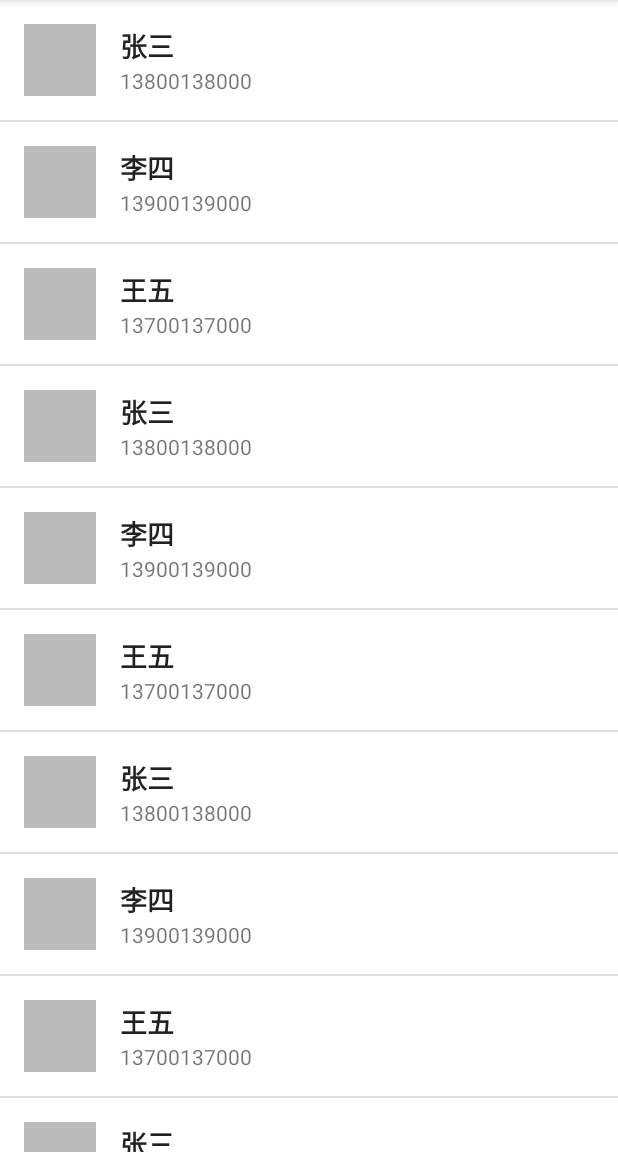
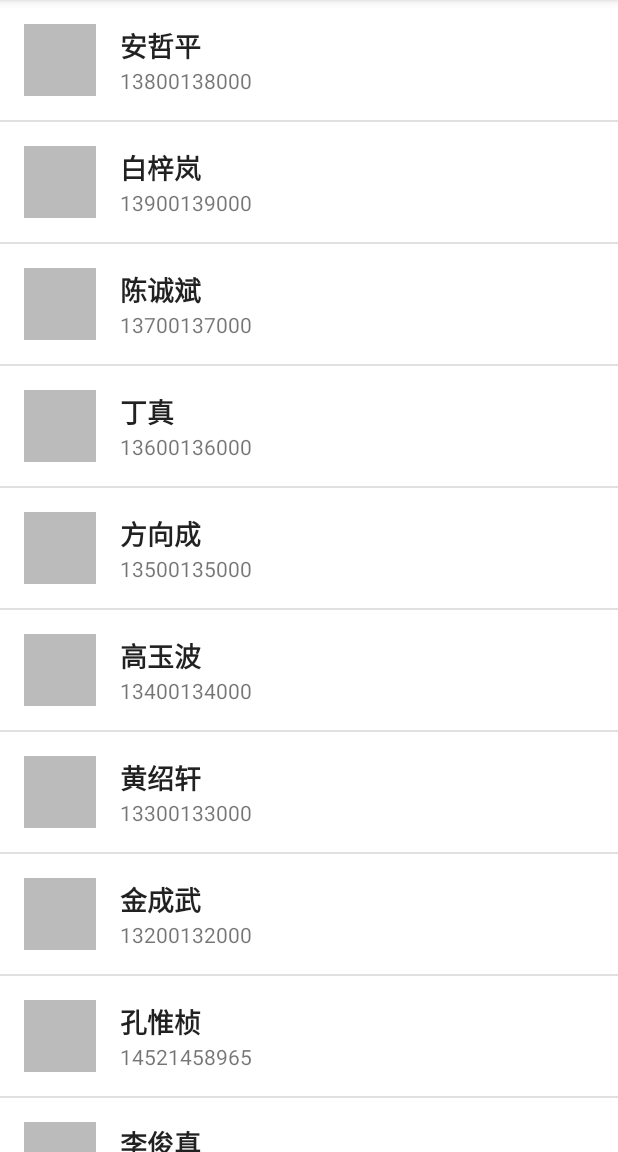
Before and after one commit to styx912/ContactList, an Android app: the screen it shows after launch (MainActivity), on a phone screen of 412 x 824 dp, the part 84-1236 px from its top. Run offline under Robolectric (Android 15) with nearby library versions, the phone set to English and light mode, and no system bars.

Commit message:
连接本地LitePal数据库，初始化数据，并支持人名按照拼音排序（后续要实现增删改查功能）

```diff
--- a/app/src/main/java/com/dazuoye/contactlist/Contact.java
+++ b/app/src/main/java/com/dazuoye/contactlist/Contact.java
@@ -12,6 +12,17 @@ public class Contact {
     }
 
     // Getter方法
+    public long getId() { return id; }
     public String getName() { return name; }
     public String getPhone() { return phone; }
+
+    // Setter方法
+    public void setId(long id) { this.id = id; }
+    public void setName(String name) { this.name = name; }
+    public void setPhone(String phone) { this.phone = phone; }
+
+    @Override
+    public String toString() {
+        return name + " (" + phone + ")";
+    }
 }
--- /dev/null
+++ b/app/src/main/java/com/dazuoye/contactlist/DatabaseHelper.java
@@ -0,0 +1,97 @@
+package com.dazuoye.contactlist;
+
+import android.content.ContentValues;
+import android.content.Context;
+import android.database.Cursor;
+import android.database.sqlite.SQLiteDatabase;
+import android.database.sqlite.SQLiteOpenHelper;
+import android.util.Log;
+
+import java.util.ArrayList;
+import java.util.List;
+
+public class DatabaseHelper extends SQLiteOpenHelper {
+    private static final String DATABASE_NAME = "contacts.db";
+    private static final int DATABASE_VERSION = 2;
+
+    // 表名和列名
+    public static final String TABLE_CONTACTS = "contacts";
+    public static final String COLUMN_ID = "_id";
+    public static final String COLUMN_NAME = "name";
+    public static final String COLUMN_PHONE = "phone";
+
+    // 创建表SQL
+    private static final String CREATE_TABLE =
+            "CREATE TABLE " + TABLE_CONTACTS + "(" +
+                    COLUMN_ID + " INTEGER PRIMARY KEY AUTOINCREMENT," +
+                    COLUMN_NAME + " TEXT NOT NULL," +
+                    COLUMN_PHONE + " TEXT NOT NULL)";
+
+    public DatabaseHelper(Context context) {
+        super(context, DATABASE_NAME, null, DATABASE_VERSION);
+    }
+
+    @Override
+    public void onCreate(SQLiteDatabase db) {
+        try {
+            db.execSQL(CREATE_TABLE);
+            Log.d("DatabaseHelper", "Table created successfully");
+        } catch (Exception e) {
+            Log.e("DatabaseHelper", "Error creating table", e);
+        }
+    }
+
+    @Override
+    public void onUpgrade(SQLiteDatabase db, int oldVersion, int newVersion) {
+        try {
+            db.execSQL("DROP TABLE IF EXISTS " + TABLE_CONTACTS);
+            onCreate(db);
+            Log.d("DatabaseHelper", "Database upgraded from " + oldVersion + " to " + newVersion);
+        } catch (Exception e) {
+            Log.e("DatabaseHelper", "Error upgrading database", e);
+        }
+    }
+
+    // 添加联系人
+    public void addContact(Contact contact) {
+        SQLiteDatabase db = this.getWritableDatabase();
+        try {
+            ContentValues values = new ContentValues();
+            values.put(COLUMN_NAME, contact.getName());
+            values.put(COLUMN_PHONE, contact.getPhone());
+            db.insert(TABLE_CONTACTS, null, values);
+            Log.d("DatabaseHelper", "Contact added: " + contact.getName());
+        } finally {
+            db.close();
+        }
+    }
+
+    // 获取所有联系人（按姓名排序）
+    public List<Contact> getAllContacts() {
+        List<Contact> contacts = new ArrayList<>();
+        SQLiteDatabase db = this.getReadableDatabase();
+        Cursor cursor = null;
+
+        try {
+            String[] columns = {COLUMN_ID, COLUMN_NAME, COLUMN_PHONE};
+            cursor = db.query(TABLE_CONTACTS, columns,
+                    null, null, null, null, null); // 不排序
+
+            if (cursor != null && cursor.moveToFirst()) {
+                do {
+                    long id = cursor.getLong(cursor.getColumnIndexOrThrow(COLUMN_ID));
+                    String name = cursor.getString(cursor.getColumnIndexOrThrow(COLUMN_NAME));
+                    String phone = cursor.getString(cursor.getColumnIndexOrThrow(COLUMN_PHONE));
+
+                    contacts.add(new Contact(id, name, phone));
+                } while (cursor.moveToNext());
+            }
+        } catch (Exception e) {
+            Log.e("DatabaseHelper", "Error getting contacts", e);
+        } finally {
+            if (cursor != null) cursor.close();
+            db.close();
+        }
+        return contacts;
+    }
+}
--- a/app/src/main/java/com/dazuoye/contactlist/MainActivity.java
+++ b/app/src/main/java/com/dazuoye/contactlist/MainActivity.java
@@ -3,26 +3,36 @@ package com.dazuoye.contactlist;
 import android.content.Intent;
 import android.graphics.Color;
 import android.os.Bundle;
+import android.util.Log;
 import android.view.LayoutInflater;
 import android.view.View;
 import android.view.ViewGroup;
-import android.widget.ArrayAdapter;
 import android.widget.BaseAdapter;
 import android.widget.ImageView;
 import android.widget.ListView;
 import android.widget.TextView;
 
-import androidx.annotation.NonNull;
-import androidx.annotation.Nullable;
 import androidx.appcompat.app.AppCompatActivity;
 
+import java.text.Collator;
 import java.util.ArrayList;
+import java.util.Collections;
+import java.util.Comparator;
 import java.util.List;
+import java.util.Locale;
 import java.util.Random;
 
 public class MainActivity extends AppCompatActivity {
     private ListView contactListView;
-    private List<Contact> contactList;
+    private List<Contact> contactList = new ArrayList<>();
+    private DatabaseHelper dbHelper;
+    private ContactAdapter adapter;
+
+    // 中文排序比较器
+    private final Comparator<Contact> chineseComparator = (c1, c2) -> {
+        Collator collator = Collator.getInstance(Locale.CHINA);
+        return collator.compare(c1.getName(), c2.getName());
+    };
 
     @Override
     protected void onCreate(Bundle savedInstanceState) {
@@ -30,25 +40,79 @@ public class MainActivity extends AppCompatActivity {
         setContentView(R.layout.activity_main);
 
         contactListView = findViewById(R.id.contactListView);
+        dbHelper = new DatabaseHelper(this);
 
-        // 初始化测试数据
-        contactList = new ArrayList<>();
-        contactList.add(new Contact(1,"张三", "13800138000"));
-        contactList.add(new Contact(2,"李四", "13900139000"));
-        contactList.add(new Contact(3,"王五", "13700137000"));
-        contactList.add(new Contact(4,"张三", "13800138000"));
-        contactList.add(new Contact(5,"李四", "13900139000"));
-        contactList.add(new Contact(6,"王五", "13700137000"));
-        contactList.add(new Contact(7,"张三", "13800138000"));
-        contactList.add(new Contact(8,"李四", "13900139000"));
-        contactList.add(new Contact(9,"王五", "13700137000"));
-        contactList.add(new Contact(10,"张三", "13800138000"));
-        contactList.add(new Contact(11,"李四", "13900139000"));
-        contactList.add(new Contact(12,"王五", "13700137000"));
+        // 确保数据库初始化完成
+        initializeDatabase();
 
         // 设置适配器
-        // 替换原来的ArrayAdapter代码
-        contactListView.setAdapter(new BaseAdapter() {
+        adapter = new ContactAdapter();
+        contactListView.setAdapter(adapter);
+
+        // 设置点击监听
+        contactListView.setOnItemClickListener((parent, view, position, id) -> {
+            Contact selectedContact = contactList.get(position);
+            Intent intent = new Intent(MainActivity.this, DetailActivity.class);
+            intent.putExtra("NAME", selectedContact.getName());
+            intent.putExtra("PHONE", selectedContact.getPhone());
+            startActivity(intent);
+        });
+    }
+
+    private void initializeDatabase() {
+        // 如果数据库为空，添加测试数据
+        if (dbHelper.getAllContacts().isEmpty()) {
+            Log.d("Database", "Adding test contacts");
+            addTestContacts();
+        }
+        loadContacts();
+    }
+
+    private void addTestContacts() {
+        String[] names = {"安哲平", "白梓岚", "陈诚斌", "丁真", "方向成", "高玉波", "黄绍轩", "金成武","孔惟桢","李俊真","马玉琦","周振杰"};
+        String[] phones = {
+                "13800138000", "13900139000", "13700137000",
+                "13600136000", "13500135000", "13400134000",
+                "13300133000", "13200132000", "14521458965",
+                "14785236987", "12365478541", "15995874521"
+        };
+
+        for (int i = 0; i < names.length; i++) {
+            Contact contact = new Contact(0, names[i], phones[i]);
+            dbHelper.addContact(contact);
+        }
+    }
+
+    private void loadContacts() {
+        contactList.clear();
+        contactList.addAll(dbHelper.getAllContacts());
+
+        // 在Java层进行中文排序
+        Collections.sort(contactList, chineseComparator);
+
+        Log.d("Database", "Loaded " + contactList.size() + " contacts");
+
+        // 打印排序后的联系人
+        for (Contact contact : contactList) {
+            Log.d("SortedContacts", contact.getName() + " - " + contact.getPhone());
+        }
+    }
+
+    @Override
+    protected void onResume() {
+        super.onResume();
+        refreshContacts();
+    }
+
+    private void refreshContacts() {
+        loadContacts();
+        if (adapter != null) {
+            adapter.notifyDataSetChanged();
+        }
+    }
+
+    // 适配器类
+    class ContactAdapter extends BaseAdapter {
         @Override
         public int getCount() {
             return contactList.size();
@@ -61,41 +125,44 @@ public class MainActivity extends AppCompatActivity {
 
         @Override
         public long getItemId(int position) {
-                return position;
+            return contactList.get(position).getId();
         }
 
         @Override
         public View getView(int position, View convertView, ViewGroup parent) {
+            ViewHolder holder;
             if (convertView == null) {
                 convertView = LayoutInflater.from(MainActivity.this)
                         .inflate(R.layout.contact_item, parent, false);
+                holder = new ViewHolder();
+                holder.avatar = convertView.findViewById(R.id.avatar);
+                holder.name = convertView.findViewById(R.id.contactName);
+                holder.phone = convertView.findViewById(R.id.contactPhone);
+                convertView.setTag(holder);
+            } else {
+                holder = (ViewHolder) convertView.getTag();
             }
 
             Contact contact = contactList.get(position);
 
-                // 设置头像（这里使用随机颜色，实际可加载真实头像）
-                ImageView avatar = convertView.findViewById(R.id.avatar);
+            // 设置头像
             int avatarColor = Color.argb(255,
                     new Random().nextInt(256),
                     new Random().nextInt(256),
                     new Random().nextInt(256));
-                avatar.setColorFilter(avatarColor);
+            holder.avatar.setColorFilter(avatarColor);
 
             // 设置文本内容
-                ((TextView) convertView.findViewById(R.id.contactName)).setText(contact.getName());
-                ((TextView) convertView.findViewById(R.id.contactPhone)).setText(contact.getPhone());
+            holder.name.setText(contact.getName());
+            holder.phone.setText(contact.getPhone());
 
             return convertView;
         }
-        });
 
-        // 设置点击监听
-        contactListView.setOnItemClickListener((parent, view, position, id) -> {
-            Contact selectedContact = contactList.get(position);
-            Intent intent = new Intent(MainActivity.this, DetailActivity.class);
-            intent.putExtra("NAME", selectedContact.getName());
-            intent.putExtra("PHONE", selectedContact.getPhone());
-            startActivity(intent);
-        });
+        class ViewHolder {
+            ImageView avatar;
+            TextView name;
+            TextView phone;
         }
     }
+}
```
Lines whose indentation alone changed are shown as unchanged.
